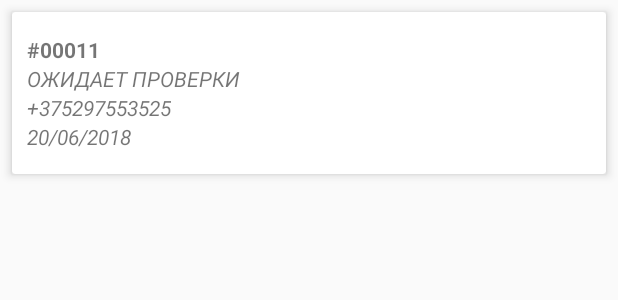
After one commit to alexpios/mango, an Android app: the layout order_layout.xml on its own in the app's theme, with its tools: preview values and no code run, on a phone screen of 412 x 824 dp. The commit adds this screen. Shown: the top 300 px of the screen. Run offline under Robolectric (Android 15) with nearby library versions, the light colour scheme and no system bars.

Commit message:
Add order detail, shared pref, datepicker

```diff
--- a/app/src/main/AndroidManifest.xml
+++ b/app/src/main/AndroidManifest.xml
@@ -26,7 +26,8 @@
             android:theme="@style/AppTheme" />
         <activity android:name=".ServiceList" />
         <activity android:name=".ServiceDetail" />
-        <activity android:name=".Cart"></activity>
+        <activity android:name=".Cart" />
+        <activity android:name=".OrderStatus"></activity>
     </application>
 
 </manifest>
--- /dev/null
+++ b/app/src/main/res/layout/order_layout.xml
@@ -0,0 +1,68 @@
+<?xml version="1.0" encoding="utf-8"?>
+<android.support.v7.widget.CardView
+    xmlns:android="http://schemas.android.com/apk/res/android"
+    xmlns:app="http://schemas.android.com/apk/res-auto"
+    android:layout_width="match_parent"
+    android:layout_height="wrap_content"
+    android:layout_margin="8dp"
+    app:cardElevation="4dp"
+
+    >
+    <LinearLayout
+        android:layout_marginBottom="15dp"
+        android:orientation="horizontal"
+        android:layout_gravity="center_vertical"
+        android:layout_marginTop="15dp"
+        android:layout_width="match_parent"
+        android:layout_height="wrap_content">
+        <LinearLayout
+            android:layout_weight="9"
+            android:orientation="vertical"
+            android:layout_width="0dp"
+            android:layout_height="wrap_content">
+            <TextView
+                android:id="@+id/order_id"
+                android:layout_marginLeft="10dp"
+                android:layout_gravity="center_vertical|start"
+                android:textAllCaps="true"
+                android:textStyle="bold"
+                android:text="#00011"
+
+                android:layout_width="wrap_content"
+                android:layout_height="wrap_content" />
+            <TextView
+                android:id="@+id/order_status"
+                android:layout_marginLeft="10dp"
+                android:layout_gravity="center_vertical|start"
+                android:textAllCaps="true"
+                android:textStyle="italic"
+                android:text="Ожидает проверки"
+
+                android:layout_width="wrap_content"
+                android:layout_height="wrap_content" />
+
+            <TextView
+                android:id="@+id/order_phone"
+                android:layout_marginLeft="10dp"
+                android:layout_gravity="center_vertical|start"
+                android:textAllCaps="true"
+                android:textStyle="italic"
+                android:text="+375297553525"
+
+                android:layout_width="wrap_content"
+                android:layout_height="wrap_content" />
+            <TextView
+                android:id="@+id/order_adress"
+                android:layout_marginLeft="10dp"
+                android:layout_gravity="center_vertical|start"
+                android:textAllCaps="true"
+                android:textStyle="italic"
+                android:text="20/06/2018"
+
+                android:layout_width="wrap_content"
+                android:layout_height="wrap_content" />
+
+        </LinearLayout>
+
+    </LinearLayout>
+</android.support.v7.widget.CardView>
```
Also changed, not shown: app/src/main/java/by/kuchinsky/alexandr/mangofit/Cart.java (+33 -5 lines), app/src/main/java/by/kuchinsky/alexandr/mangofit/Home.java (+12 -1 lines), app/src/main/java/by/kuchinsky/alexandr/mangofit/Model/Request.java (+10 -0 lines), app/src/main/java/by/kuchinsky/alexandr/mangofit/OrderStatus.java (added, +79 -0 lines), app/src/main/java/by/kuchinsky/alexandr/mangofit/SignIn.java (+46 -0 lines), app/src/main/java/by/kuchinsky/alexandr/mangofit/ViewHolder/OrderViewHolder.java (added, +36 -0 lines), app/src/main/res/drawable/ic_date_add.xml (added, +9 -0 lines), app/src/main/res/drawable/ic_status.xml (added, +9 -0 lines), app/src/main/res/layout/activity_order_status.xml (added, +21 -0 lines), app/src/main/res/menu/activity_home_drawer.xml (+13 -0 lines).
